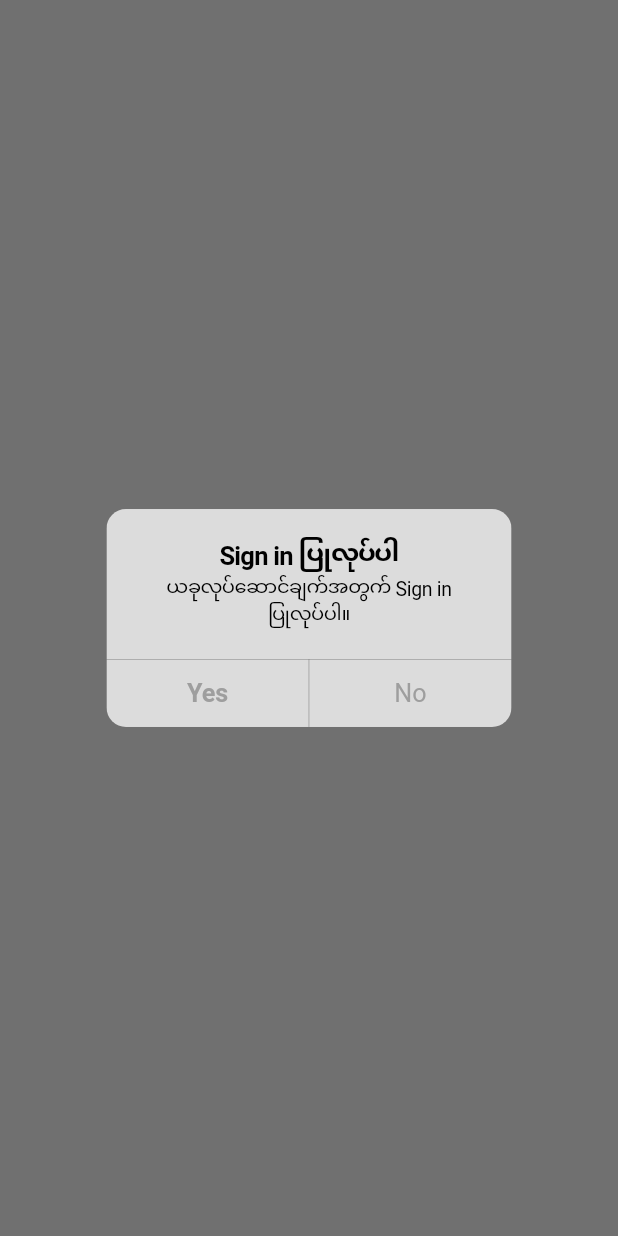
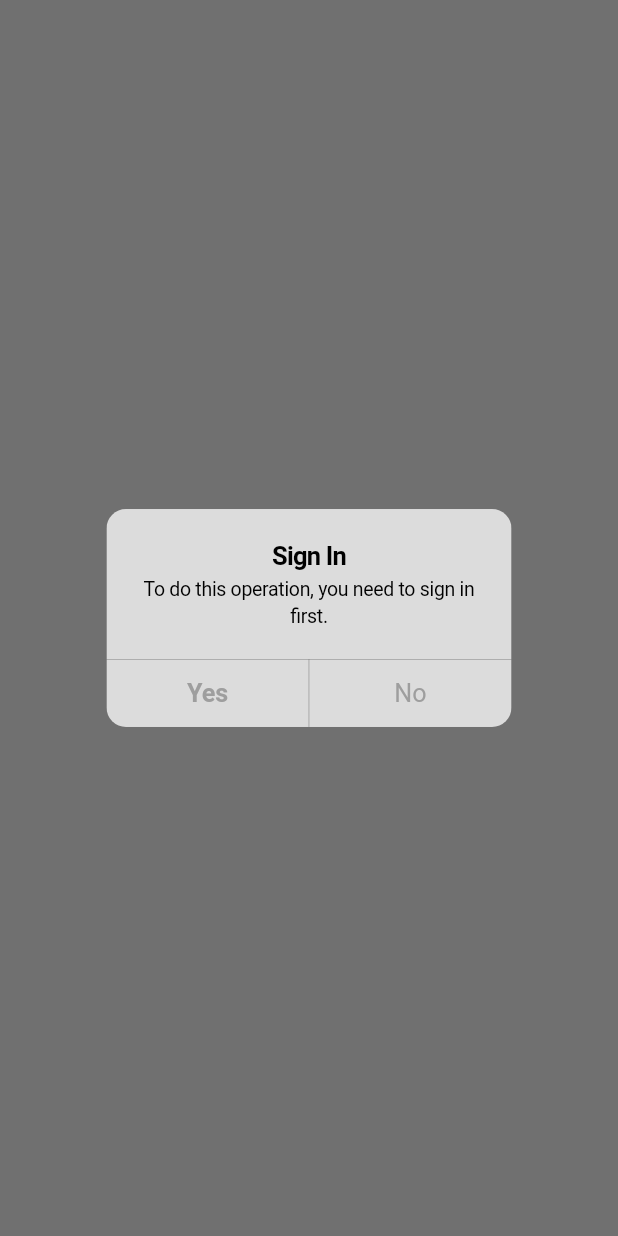
Before and after one commit to mmsoftware100/pandora_flutter_mobile, a Flutter app: the ShowDialog widget shown alone on an empty page, opened directly, on a phone screen of 412 x 824 dp. Run offline on Flutter 3.47's test engine with Material 2 defaults, Android fonts, the phone set to English and light mode, and no system bars; our stand-ins replace cached_network_image, card_loading, connectivity, dartz, dio, equatable and 8 more; missing offline and left inert: bottom_sheet; accounts and stored records are empty; network calls fail.

```diff
--- a/lib/components/sign_in_needed_alert_dialog.dart
+++ b/lib/components/sign_in_needed_alert_dialog.dart
@@ -8,8 +8,8 @@ class MyAlertDialog{
     showDialog(
         context: context,
         builder: (BuildContext context) => CupertinoAlertDialog(
-          title: new Text("Sign in ပြုလုပ်ပါ"),
-          content: new Text("ယခုလုပ်ဆောင်ချက်အတွက် Sign in ပြုလုပ်ပါ။"),
+          title: new Text("Sign In"),
+          content: new Text("To do this operation, you need to sign in first."),
           actions: <Widget>[
             CupertinoDialogAction(
               isDefaultAction: true,
--- a/lib/view/pages/profile_page.dart
+++ b/lib/view/pages/profile_page.dart
@@ -268,7 +268,7 @@ class _ProfilePageState extends State<ProfilePage>{
         context: context,
         builder: (BuildContext context) => CupertinoAlertDialog(
           title: new Text("Attention"),
-          content: new Text("Are you sure to delete you account ?"),
+          content: new Text(title),
           actions: <Widget>[
             CupertinoDialogAction(
               isDefaultAction: true,
--- a/pubspec.yaml
+++ b/pubspec.yaml
@@ -17,7 +17,7 @@ publish_to: 'none' # Remove this line if you wish to publish to pub.dev
 # https://developer.apple.com/library/archive/documentation/General/Reference/InfoPlistKeyReference/Articles/CoreFoundationKeys.html
 # In Windows, build-name is used as the major, minor, and patch parts
 # of the product and file versions while build-number is used as the build suffix.
-version: 1.0.0+1
+version: 1.0.1+2
 
 environment:
   sdk: '>=2.18.2 <3.0.0'
```
Also changed, not shown: lib/view/pages/article/create_article_page.dart (+22 -0 lines), 1 other file.
